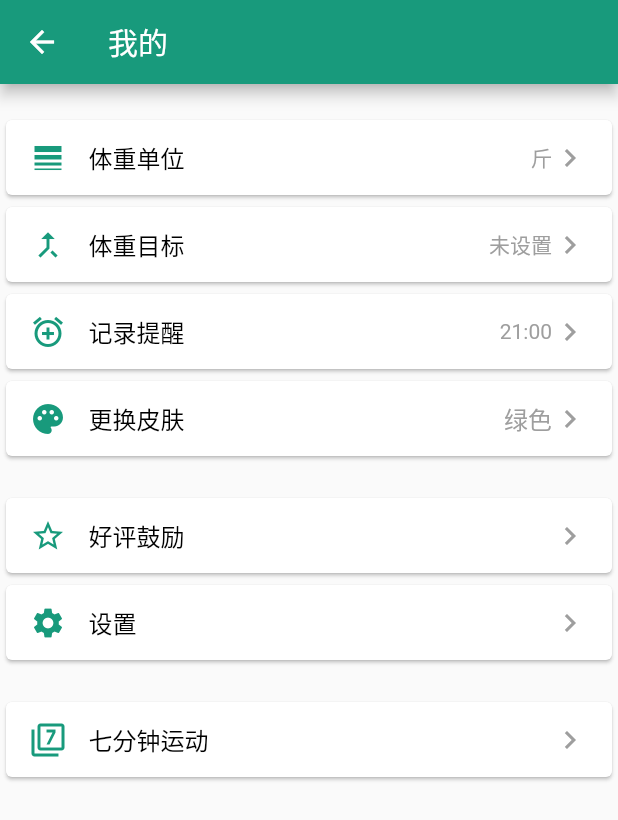
After one commit to intmojiprivate/flutter_weight_record, a Flutter app: the ProfilePage screen opened directly, on a phone screen of 412 x 824 dp. The commit adds this screen. Shown: the top 820 px of the screen. Run offline on Flutter 3.47's test engine with Material 2 defaults, Android fonts, the phone set to English and light mode, and no system bars.

Commit message:
add profile

```diff
--- a/weight_record/lib/main.dart
+++ b/weight_record/lib/main.dart
@@ -2,6 +2,8 @@ import 'package:flutter/material.dart';
 import 'dart:math' as math;
 import 'dart:ui' as ui;
 import 'wr_bottom_navigation_bar.dart';
+
+import 'package:weight_record/profile.dart';
 
 void main() => runApp(MyApp());
 
@@ -14,6 +16,7 @@ class MyApp extends StatelessWidget {
       theme: ThemeData(
         primaryColor: Color(0xFF189A7C),
         primaryColorLight: Colors.white,
+        primaryColorDark: Colors.black,
       ),
       home: MyHomePage(),
     );
@@ -82,7 +85,10 @@ class _MyHomePageState extends State<MyHomePage> {
                         highlightColor: Color(0x7FFFFFFF),
                         iconSize: 25,
                         onPressed: () {
-
+                          Navigator.of(context)
+                              .push(new MaterialPageRoute(builder: (context) {
+                            return new ProfilePage();
+                          }));
                         }
                       ),
                     ],
--- /dev/null
+++ b/weight_record/lib/profile.dart
@@ -0,0 +1,151 @@
+import 'package:flutter/material.dart';
+
+class ProfilePage extends StatelessWidget {
+  Widget buildSeparator({double leftSpace = 16}) {
+    return new Padding(
+      padding: EdgeInsets.only(left: leftSpace),
+      child: Divider(
+        color: Colors.black54,
+        height: 1,
+      ),
+    );
+  }
+
+  @override
+  Widget build(BuildContext context) {
+    return Scaffold(
+        appBar: AppBar(
+          title: Text('我的'),
+        ),
+        body: Padding(
+          padding: const EdgeInsets.only(top: 20.0),
+          child: SingleChildScrollView(
+            child: Column(
+              children: <Widget>[
+                new MyPageItem(
+                    title: Text(
+                      '体重单位',
+                      style: TextStyle(color: Theme.of(context).primaryColorDark, fontSize: 16),
+                    ),
+                    icon: Icon(
+                      Icons.line_weight,
+                      color: Theme.of(context).primaryColor,
+                    ),
+                    itemText: Text('斤',style:TextStyle(color: Colors.grey, fontSize: 14)),
+                    onTap: (TapUpDetails details) => {
+                    }),
+                new MyPageItem(
+                    title: Text(
+                      '体重目标',
+                      style: TextStyle(color: Theme.of(context).primaryColorDark, fontSize: 16),
+                    ),
+                    icon: Icon(Icons.merge_type, color: Theme.of(context).primaryColor,),
+                    itemText: Text('未设置',style:TextStyle(color: Colors.grey, fontSize: 14)),
+                    onTap: (TapUpDetails details) => {
+                    }),
+                new MyPageItem(
+                    title: Text(
+                      '记录提醒',
+                      style: TextStyle(color: Theme.of(context).primaryColorDark, fontSize: 16),
+                    ),
+                    icon: Icon(Icons.alarm_add, color: Theme.of(context).primaryColor,),
+                    itemText: Text('21:00',style:TextStyle(color: Colors.grey, fontSize: 14)),
+                    onTap: (TapUpDetails details) => {}),
+                new MyPageItem(
+                    title: Text(
+                      '更换皮肤',
+                      style: TextStyle(color: Theme.of(context).primaryColorDark, fontSize: 16),
+                    ),
+                    icon: Icon(Icons.palette, color: Theme.of(context).primaryColor,),
+                    itemText: Text('绿色',style:TextStyle(color: Colors.grey, fontSize: 16)),
+                    onTap: (
+                        TapUpDetails details,
+                        ) =>
+                    {}),
+
+                new Container(height: 20),
+
+                new MyPageItem(
+                    title: Text(
+                      '好评鼓励',
+                      style: TextStyle(color: Theme.of(context).primaryColorDark, fontSize: 16),
+                    ),
+                    icon: Icon(Icons.star_border, color: Theme.of(context).primaryColor,),
+                    itemText:Text('',style:TextStyle(color: Colors.grey, fontSize: 16)),
+                    onTap: (TapUpDetails details) => {}),
+                new MyPageItem(
+                    title: Text(
+                      '设置',
+                      style: TextStyle(color: Theme.of(context).primaryColorDark, fontSize: 16),
+                    ),
+                    icon: Icon(Icons.settings, color: Theme.of(context).primaryColor,),
+                    itemText:Text('',style:TextStyle(color: Colors.grey, fontSize: 16)),
+                    onTap: (TapUpDetails details) => {}),
+
+                new Container(height: 20),
+
+                new MyPageItem(
+                    title: Text(
+                      '七分钟运动',
+                      style: TextStyle(color: Theme.of(context).primaryColorDark, fontSize: 16),
+                    ),
+                    icon: Icon(Icons.filter_7, color: Theme.of(context).primaryColor,),
+                    itemText:Text('',style:TextStyle(color: Colors.grey, fontSize: 16)),
+                    onTap: (TapUpDetails details) => {}),
+              ],
+            ),
+          ),
+        ));
+  }
+}
+
+class MyPageItem extends StatelessWidget {
+  GestureTapUpCallback onTap;
+  final Widget title;
+  final Widget icon;
+  final Widget itemText;
+
+  MyPageItem({Key key, this.title, this.icon, this.itemText,this.onTap}) : super(key: key);
+
+  @override
+  Widget build(BuildContext context) {
+    return Card(
+      child: InkWell(
+        onTap: () {},
+        child: new Container(
+          height: 50,
+          padding: EdgeInsets.symmetric(horizontal: 16, vertical: 5),
+          child: new GestureDetector(
+            onTapUp: this.onTap,
+            child: new Row(
+              mainAxisAlignment: MainAxisAlignment.spaceBetween,
+              children: <Widget>[
+                Row(
+                  children: <Widget>[
+                    icon,
+                    Padding(
+                      padding: EdgeInsets.only(left: 15),
+                      child: title,
+                    ),
+
+                  ],
+                ),
+
+                Row(
+                  children: <Widget>[
+                    itemText,
+                    Icon(
+                      Icons.navigate_next,
+                      color: Colors.grey,
+                    ),
+                  ],
+                ),
+
+              ],
+            ),
+          ),
+        ),
+      ),
+    );
+  }
+}
--- a/weight_record/lib/wr_bottom_navigation_bar.dart
+++ b/weight_record/lib/wr_bottom_navigation_bar.dart
@@ -35,7 +35,7 @@ class _WRBottomNavigationBarState extends State<WRBottomNavigationBar> {
     return Container(
       width: double.infinity,
       height: bottomPadding + 49,
-      color: Color(0xFFF4FBF9),
+      color: Color(0xFFf2fbf9),
       child: Padding(
         padding: EdgeInsets.only(bottom: bottomPadding),
         child: Row(
@@ -66,7 +66,7 @@ class _WRBottomNavigationBarState extends State<WRBottomNavigationBar> {
                     gradient: LinearGradient(
                       begin: Alignment.topCenter,
                       end: Alignment.bottomCenter,
-                      colors: [Color(0xFFD9F4EE), Color(0xFFF4FBF9)],
+                      colors: [Color(0xFFdbf4ee), Color(0xFFf2fbf9)],
                       stops: [0, 1],
                     )
                   ),
```
Also changed, not shown: weight_record/pubspec.lock.
